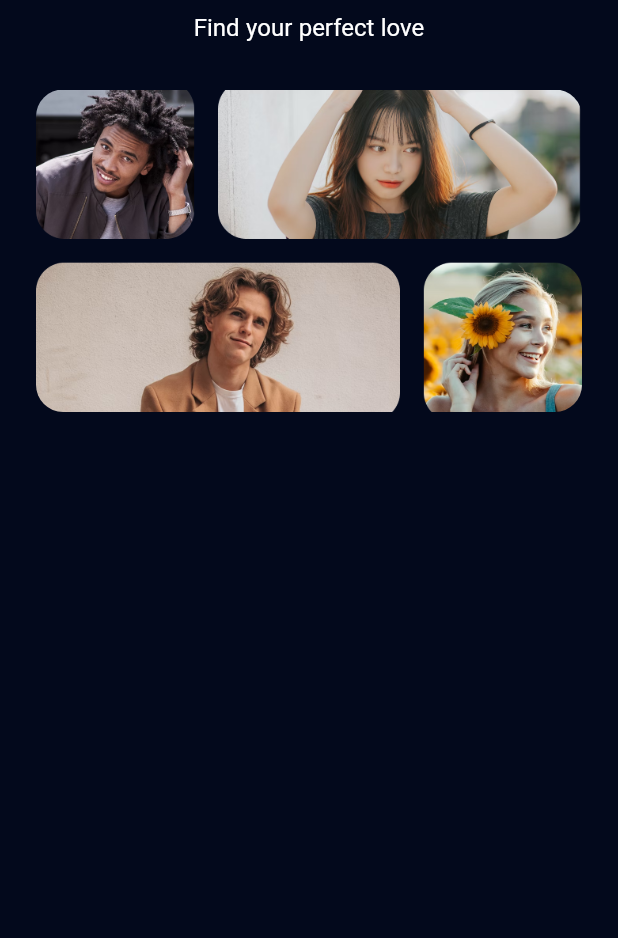
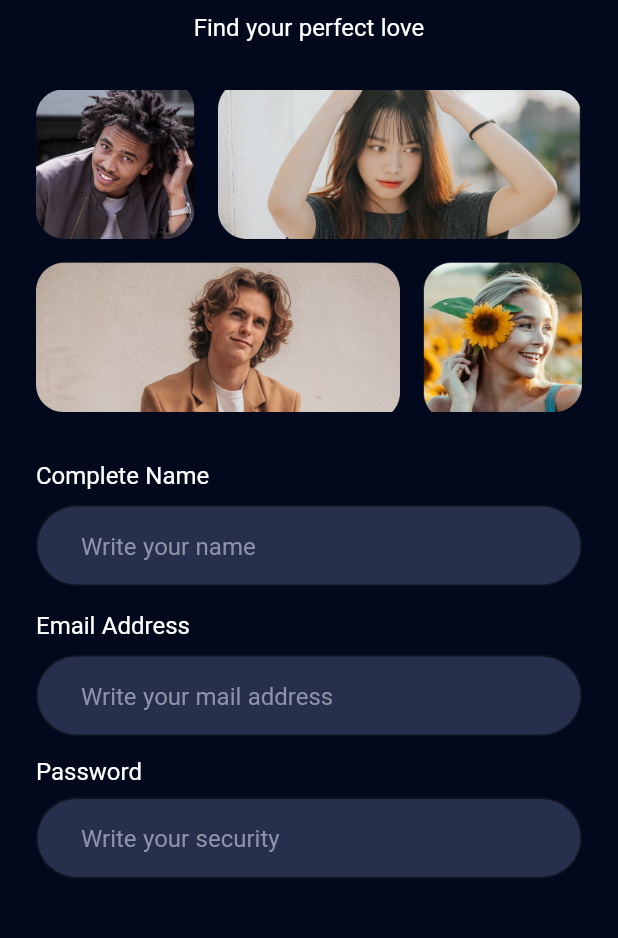
Before and after one commit to beranju/cari_jodoh, a Flutter app: the screen it shows after launch, on a phone screen of 412 x 824 dp, the part 140-1078 px from its top. Run offline on Flutter 3.47's test engine with Material 2 defaults, Android fonts, the phone set to English and light mode, and no system bars; our stand-ins replace google_fonts.

Commit message:
slicing custom textfield section in signupscreen

```diff
--- /dev/null
+++ b/lib/common_widget/custom_text_field.dart
@@ -0,0 +1,53 @@
+import 'package:cari_jodoh/theme_manager/color_manager.dart';
+import 'package:cari_jodoh/theme_manager/style_manager.dart';
+import 'package:cari_jodoh/theme_manager/values_manager.dart';
+import 'package:flutter/material.dart';
+
+class CustomTextField extends StatelessWidget{
+  const CustomTextField({
+    super.key,
+    required this.labelName,
+    required this.textHint,
+    required this.controller,
+    this.isObsecure = false
+  });
+
+  /// parameter for customize textfield
+  final String labelName;
+  final String textHint;
+  final bool isObsecure;
+  final TextEditingController controller;
+
+  @override
+  Widget build(BuildContext context) {
+    return Column(
+      crossAxisAlignment: CrossAxisAlignment.start,
+      children: [
+        Text(
+          labelName,
+          style: getWhiteTextStyle(),
+        ),
+        const SizedBox(height: AppSize.s8),
+        TextField(
+          controller: controller,
+          obscureText: isObsecure,
+          style: getWhiteTextStyle(),
+          decoration: InputDecoration(
+            contentPadding: const EdgeInsets.symmetric(
+              vertical: AppPadding.p15,
+              horizontal: AppPadding.p30
+            ),
+            filled: true,
+            fillColor: ColorManager.secondary,
+            border: OutlineInputBorder(
+              borderRadius: BorderRadius.circular(AppSize.s50)
+            ),
+            hintText: textHint,
+            hintStyle: getGrey40TextStyle()
+          ),
+        ),
+        const SizedBox(height: AppSize.s14,)
+      ],
+    );
+  }
+}
--- a/lib/features/authtentication/ui/sign_up_screen.dart
+++ b/lib/features/authtentication/ui/sign_up_screen.dart
@@ -1,3 +1,4 @@
+import 'package:cari_jodoh/common_widget/custom_text_field.dart';
 import 'package:cari_jodoh/common_widget/hero_widget.dart';
 import 'package:cari_jodoh/common_widget/logo_tagline_widget.dart';
 import 'package:cari_jodoh/common_widget/logo_widget.dart';
@@ -7,12 +8,21 @@ import 'package:flutter/material.dart';
 
 import '../../../common_widget/banner_widget.dart';
 
-class SignUpScreen extends StatelessWidget{
+class SignUpScreen extends StatefulWidget{
 
   /// route name
   static const String routeName = '/sign-up';
 
   const SignUpScreen({super.key});
+
+  @override
+  State<SignUpScreen> createState() => _SignUpScreenState();
+}
+
+class _SignUpScreenState extends State<SignUpScreen> {
+  final TextEditingController nameController = TextEditingController();
+  final TextEditingController emailController = TextEditingController();
+  final TextEditingController passwordController = TextEditingController();
 
   @override
   Widget build(BuildContext context) {
@@ -24,8 +34,24 @@ class SignUpScreen extends StatelessWidget{
         ),
         child: SingleChildScrollView(
           child: Column(
-            children: const <Widget>[
-              BannerWidget(),
+            children: <Widget>[
+              const BannerWidget(),
+              CustomTextField(
+                  labelName: "Complete Name",
+                  textHint: "Write your name",
+                  controller: nameController
+              ),
+              CustomTextField(
+                  labelName: "Email Address",
+                  textHint: "Write your mail address",
+                  controller: emailController
+              ),
+              CustomTextField(
+                  labelName: "Password",
+                  textHint: "Write your security",
+                  controller: passwordController,
+                  isObsecure: true,
+              ),
             ],
           ),
         )
@@ -33,4 +59,12 @@ class SignUpScreen extends StatelessWidget{
 
     );
   }
+
+  @override
+  void dispose() {
+    nameController.clear();
+    emailController.clear();
+    passwordController.clear();
+    super.dispose();
+  }
 }
--- a/lib/theme_manager/values_manager.dart
+++ b/lib/theme_manager/values_manager.dart
@@ -29,6 +29,7 @@ class AppPadding{
   static const double p10 = 10.0;
   static const double p12 = 12.0;
   static const double p14 = 14.0;
+  static const double p15 = 15.0;
   static const double p16 = 16.0;
   static const double p18 = 18.0;
   static const double p20 = 20.0;
@@ -66,4 +67,5 @@ class AppSize{
   static const double s36 = 36.0;
   static const double s38 = 38.0;
   static const double s40 = 40.0;
+  static const double s50 = 50.0;
 }
```
